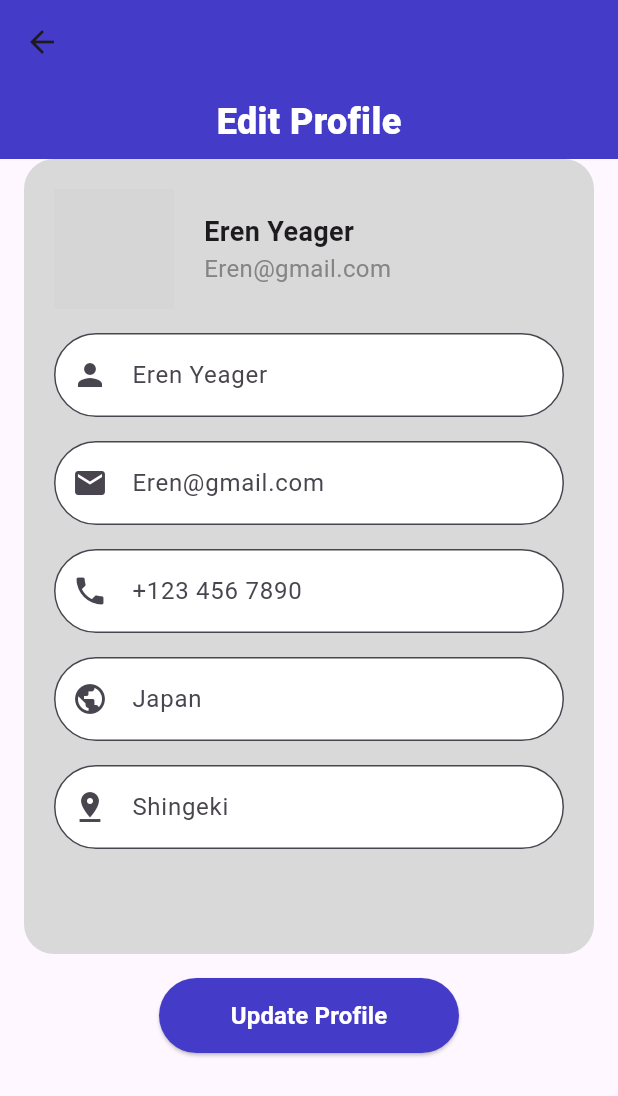
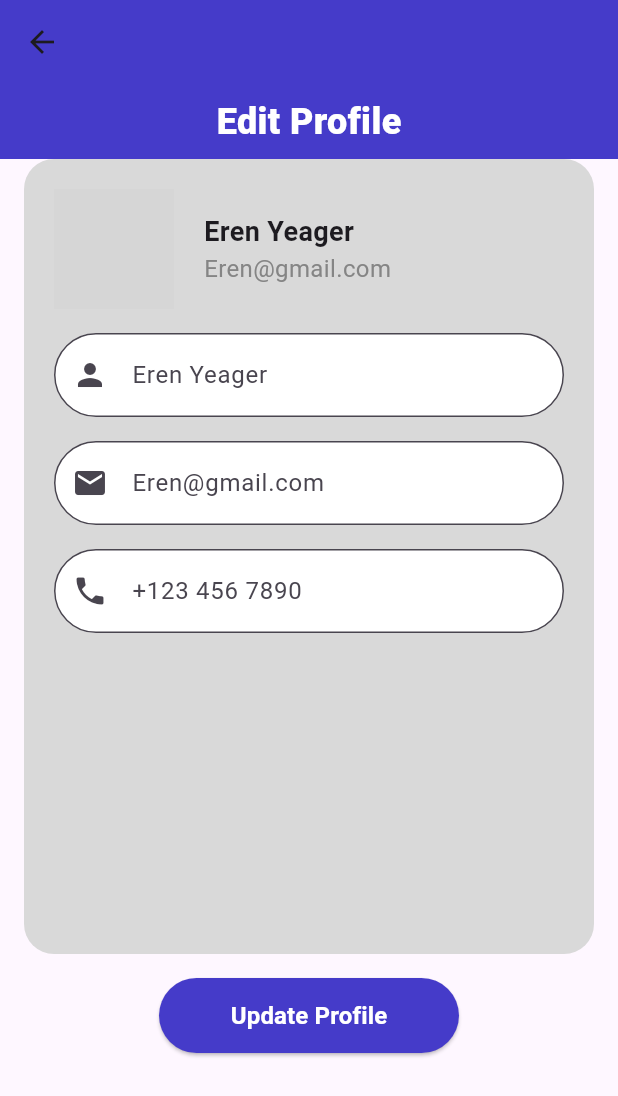
Before and after one commit to akarapon007/LottoApp, a Flutter app: the EditProfilePage screen opened directly with empty values, on a phone screen of 412 x 824 dp. Shown: the top 1096 px of the screen. Run offline on Flutter 3.47's test engine with Material 3 defaults, Android fonts, the phone set to English and light mode, and no system bars; network calls fail; grey boxes are pictures that could not be loaded.

Commit message:
Update editprofile.dart

```diff
--- a/lib/pages/editprofile.dart
+++ b/lib/pages/editprofile.dart
@@ -104,7 +104,7 @@ class _EditProfilePageState extends State<EditProfilePage> {
                         const SizedBox(
                             width:
                                 20), // เพิ่มระยะห่างระหว่างรูปโปรไฟล์กับข้อความ
-                        Expanded(
+                        const Expanded(
                           child: Column(
                             crossAxisAlignment: CrossAxisAlignment.start,
                             children: [
@@ -168,33 +168,6 @@ class _EditProfilePageState extends State<EditProfilePage> {
                     ),
                     const SizedBox(height: 16.0),
 
-                    TextField(
-                      controller: _passwordController,
-                      obscureText: true,
-                      decoration: const InputDecoration(
-                        filled: true,
-                        fillColor: Colors.white, // สีพื้นหลังของช่องข้อความ
-                        labelText: 'Japan',
-                        border: OutlineInputBorder(
-                          borderRadius: BorderRadius.all(Radius.circular(45.0)),
-                        ),
-                        prefixIcon: Icon(Icons.public),
-                      ),
-                    ),
-                    const SizedBox(height: 16.0),
-                    TextField(
-                      controller: _confirmPasswordController,
-                      obscureText: true,
-                      decoration: const InputDecoration(
-                        filled: true,
-                        fillColor: Colors.white, // สีพื้นหลังของช่องข้อความ
-                        labelText: 'Shingeki',
-                        border: OutlineInputBorder(
-                          borderRadius: BorderRadius.all(Radius.circular(45.0)),
-                        ),
-                        prefixIcon: Icon(Icons.pin_drop),
-                      ),
-                    ),
                   ],
                 ),
               ),
```
